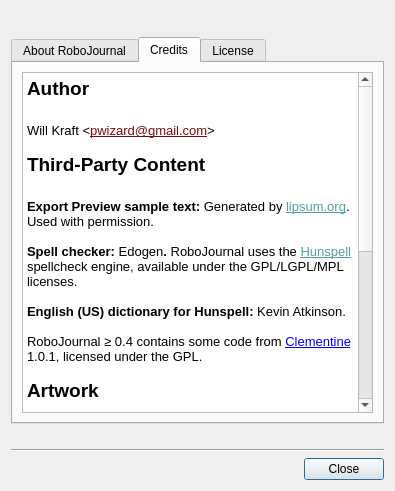
First picture: the form in ui/aboutrj.ui, repository pwizard2/robojournal, before the edit.
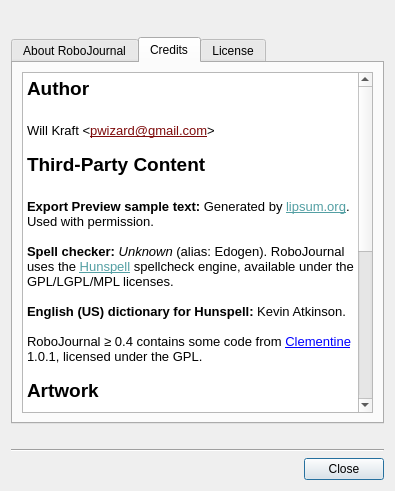
Second picture: the form after the edit. The open tabs and pages were chosen to show the change. Icons and pictures are not drawn.

Commit message: fixed dblogin window title when switching database modes

Diff of the .ui file:
```diff
--- a/ui/aboutrj.ui
+++ b/ui/aboutrj.ui
@@ -159,7 +159,7 @@
 &lt;p style=&quot;-qt-paragraph-type:empty; margin-top:0px; margin-bottom:0px; margin-left:0px; margin-right:0px; -qt-block-indent:0; text-indent:0px; font-family:'Sans'; font-size:14pt; font-weight:600;&quot;&gt;&lt;br /&gt;&lt;/p&gt;
 &lt;p style=&quot; margin-top:0px; margin-bottom:0px; margin-left:0px; margin-right:0px; -qt-block-indent:0; text-indent:0px;&quot;&gt;&lt;span style=&quot; font-family:'Sans'; font-size:10pt; font-weight:600;&quot;&gt;Export Preview sample text: &lt;/span&gt;&lt;span style=&quot; font-family:'Sans'; font-size:10pt;&quot;&gt;Generated by &lt;/span&gt;&lt;a href=&quot;http://www.lipsum.org&quot;&gt;&lt;span style=&quot; font-family:'Sans'; font-size:10pt; text-decoration: underline; color:#539fa3;&quot;&gt;lipsum.org&lt;/span&gt;&lt;/a&gt;&lt;span style=&quot; font-family:'Sans'; font-size:10pt;&quot;&gt;. Used with permission.&lt;/span&gt;&lt;/p&gt;
 &lt;p style=&quot;-qt-paragraph-type:empty; margin-top:0px; margin-bottom:0px; margin-left:0px; margin-right:0px; -qt-block-indent:0; text-indent:0px; font-family:'Sans'; font-size:10pt;&quot;&gt;&lt;br /&gt;&lt;/p&gt;
-&lt;p style=&quot; margin-top:0px; margin-bottom:0px; margin-left:0px; margin-right:0px; -qt-block-indent:0; text-indent:0px;&quot;&gt;&lt;span style=&quot; font-family:'Sans'; font-size:10pt; font-weight:600;&quot;&gt;Spell checker: &lt;/span&gt;&lt;span style=&quot; font-family:'Sans'; font-size:10pt;&quot;&gt;Edogen&lt;/span&gt;&lt;span style=&quot; font-family:'Sans'; font-size:10pt; font-weight:600;&quot;&gt;.&lt;/span&gt;&lt;span style=&quot; font-family:'Sans'; font-size:10pt;&quot;&gt; RoboJournal uses the &lt;/span&gt;&lt;a href=&quot;http://hunspell.sourceforge.net/&quot;&gt;&lt;span style=&quot; font-family:'Sans'; font-size:10pt; text-decoration: underline; color:#539fa3;&quot;&gt;Hunspell&lt;/span&gt;&lt;/a&gt;&lt;span style=&quot; font-family:'Sans'; font-size:10pt;&quot;&gt; spellcheck engine, available under the GPL/LGPL/MPL licenses. &lt;/span&gt;&lt;/p&gt;
+&lt;p style=&quot; margin-top:0px; margin-bottom:0px; margin-left:0px; margin-right:0px; -qt-block-indent:0; text-indent:0px;&quot;&gt;&lt;span style=&quot; font-family:'Sans'; font-size:10pt; font-weight:600;&quot;&gt;Spell checker: &lt;/span&gt;&lt;span style=&quot; font-family:'Sans'; font-size:10pt; font-style:italic;&quot;&gt;Unknown&lt;/span&gt;&lt;span style=&quot; font-family:'Sans'; font-size:10pt;&quot;&gt; (alias: Edogen). RoboJournal uses the &lt;/span&gt;&lt;a href=&quot;http://hunspell.sourceforge.net/&quot;&gt;&lt;span style=&quot; font-family:'Sans'; font-size:10pt; text-decoration: underline; color:#539fa3;&quot;&gt;Hunspell&lt;/span&gt;&lt;/a&gt;&lt;span style=&quot; font-family:'Sans'; font-size:10pt;&quot;&gt; spellcheck engine, available under the GPL/LGPL/MPL licenses. &lt;/span&gt;&lt;/p&gt;
 &lt;p style=&quot;-qt-paragraph-type:empty; margin-top:0px; margin-bottom:0px; margin-left:0px; margin-right:0px; -qt-block-indent:0; text-indent:0px; font-family:'Sans'; font-size:10pt;&quot;&gt;&lt;br /&gt;&lt;/p&gt;
 &lt;p style=&quot; margin-top:0px; margin-bottom:0px; margin-left:0px; margin-right:0px; -qt-block-indent:0; text-indent:0px;&quot;&gt;&lt;span style=&quot; font-family:'Sans'; font-size:10pt; font-weight:600;&quot;&gt;English (US) dictionary for Hunspell:&lt;/span&gt;&lt;span style=&quot; font-family:'Sans'; font-size:10pt;&quot;&gt; Kevin Atkinson. &lt;/span&gt;&lt;/p&gt;
 &lt;p style=&quot;-qt-paragraph-type:empty; margin-top:0px; margin-bottom:0px; margin-left:0px; margin-right:0px; -qt-block-indent:0; text-indent:0px; font-family:'Sans'; font-size:10pt;&quot;&gt;&lt;br /&gt;&lt;/p&gt;
```
The commit also changes 5 other files.
